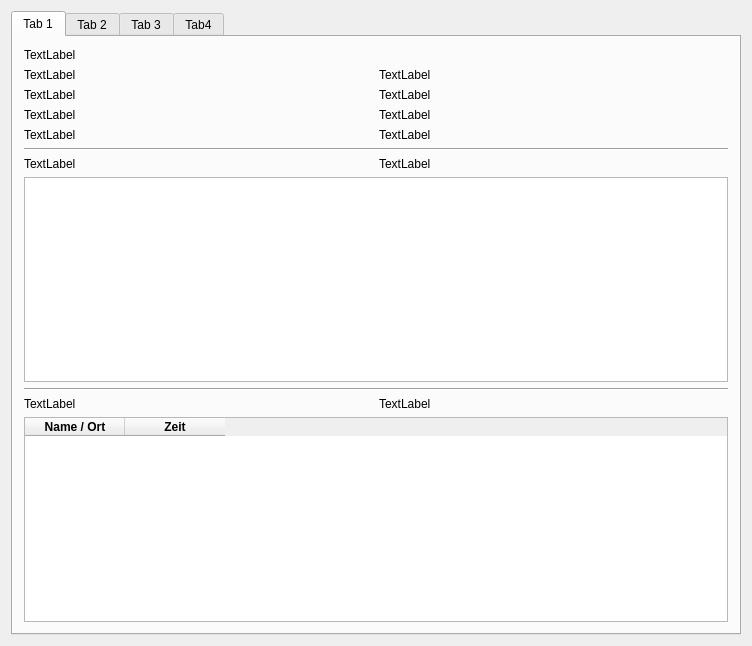
Above: mainwindow.ui from McuMirror/HWWS_ANDROID_APP before the change. Below: the same form after it.
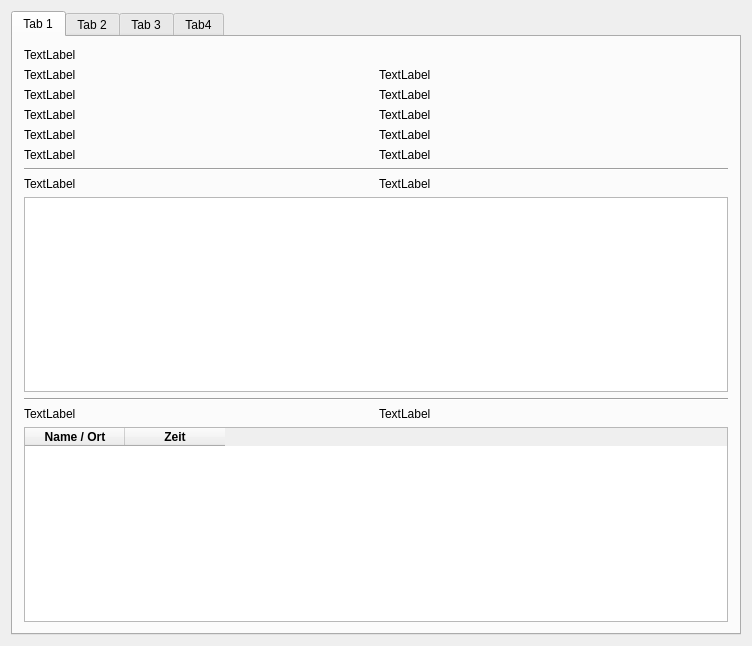
That is the form after the change. Custom widgets are drawn as their Qt base class.

Patch:
```diff
--- a/mainwindow.ui
+++ b/mainwindow.ui
@@ -10,6 +10,12 @@
     <height>646</height>
    </rect>
   </property>
+  <property name="sizePolicy">
+   <sizepolicy hsizetype="Preferred" vsizetype="Preferred">
+    <horstretch>0</horstretch>
+    <verstretch>0</verstretch>
+   </sizepolicy>
+  </property>
   <property name="windowTitle">
    <string>MainWindow</string>
   </property>
@@ -25,71 +31,111 @@
         <string>Tab 1</string>
        </attribute>
        <layout class="QGridLayout" name="gridLayout">
-        <item row="4" column="0">
-         <widget class="QLabel" name="label_prognose_text">
-          <property name="text">
-           <string>TextLabel</string>
-          </property>
-         </widget>
-        </item>
-        <item row="1" column="1">
-         <widget class="QLabel" name="label_time_last_value">
-          <property name="text">
-           <string>TextLabel</string>
-          </property>
-         </widget>
-        </item>
-        <item row="8" column="0" colspan="2">
-         <widget class="QListWidget" name="listWidget_aktiveWarnings">
-          <property name="font">
-           <font>
-            <pointsize>20</pointsize>
-           </font>
-          </property>
-         </widget>
-        </item>
-        <item row="10" column="1">
+        <item row="13" column="1">
          <widget class="QLabel" name="label_NumberOfAttention">
           <property name="text">
            <string>TextLabel</string>
           </property>
          </widget>
         </item>
-        <item row="0" column="0" colspan="2">
-         <widget class="QLabel" name="label_value">
+        <item row="10" column="1">
+         <widget class="QLabel" name="label_numberOfActiveWarnings">
           <property name="text">
            <string>TextLabel</string>
           </property>
          </widget>
         </item>
         <item row="10" column="0">
-         <widget class="QLabel" name="label_attention_text">
-          <property name="text">
-           <string>TextLabel</string>
-          </property>
-         </widget>
-        </item>
-        <item row="5" column="0">
-         <widget class="QLabel" name="label_temperatur_text">
-          <property name="text">
-           <string>TextLabel</string>
-          </property>
-         </widget>
-        </item>
-        <item row="6" column="0" colspan="2">
-         <widget class="Line" name="line_4">
-          <property name="orientation">
-           <enum>Qt::Horizontal</enum>
-          </property>
-         </widget>
-        </item>
-        <item row="7" column="0">
          <widget class="QLabel" name="label_warnings">
           <property name="text">
            <string>TextLabel</string>
           </property>
          </widget>
         </item>
+        <item row="12" column="0" colspan="2">
+         <widget class="Line" name="line_5">
+          <property name="orientation">
+           <enum>Qt::Horizontal</enum>
+          </property>
+         </widget>
+        </item>
+        <item row="3" column="1">
+         <widget class="QLabel" name="label_time">
+          <property name="text">
+           <string>TextLabel</string>
+          </property>
+         </widget>
+        </item>
+        <item row="9" column="0" colspan="2">
+         <widget class="Line" name="line_4">
+          <property name="orientation">
+           <enum>Qt::Horizontal</enum>
+          </property>
+         </widget>
+        </item>
+        <item row="1" column="1">
+         <widget class="QLabel" name="label_time_last_value">
+          <property name="text">
+           <string>TextLabel</string>
+          </property>
+         </widget>
+        </item>
+        <item row="6" column="0">
+         <widget class="QLabel" name="label_temperatur_text">
+          <property name="text">
+           <string>TextLabel</string>
+          </property>
+         </widget>
+        </item>
+        <item row="13" column="0">
+         <widget class="QLabel" name="label_attention_text">
+          <property name="text">
+           <string>TextLabel</string>
+          </property>
+         </widget>
+        </item>
+        <item row="14" column="0" colspan="2">
+         <widget class="QTableWidget" name="tableWidget_attention">
+          <column>
+           <property name="text">
+            <string>Name / Ort</string>
+           </property>
+           <property name="font">
+            <font>
+             <weight>75</weight>
+             <bold>true</bold>
+            </font>
+           </property>
+          </column>
+          <column>
+           <property name="text">
+            <string>Zeit</string>
+           </property>
+           <property name="font">
+            <font>
+             <weight>75</weight>
+             <bold>true</bold>
+            </font>
+           </property>
+          </column>
+         </widget>
+        </item>
+        <item row="0" column="0" colspan="2">
+         <widget class="QLabel" name="label_value">
+          <property name="text">
+           <string>TextLabel</string>
+          </property>
+         </widget>
+        </item>
+        <item row="11" column="0" colspan="2">
+         <widget class="QListWidget" name="listWidget_aktiveWarnings">
+          <property name="font">
+           <font>
+            <pointsize>20</pointsize>
+           </font>
+          </property>
+         </widget>
+        </item>
         <item row="4" column="1">
          <widget class="QLabel" name="label_prognose">
           <property name="text">
@@ -97,27 +143,13 @@
           </property>
          </widget>
         </item>
-        <item row="5" column="1">
+        <item row="6" column="1">
          <widget class="QLabel" name="label_temperatur">
           <property name="text">
            <string>TextLabel</string>
           </property>
          </widget>
         </item>
-        <item row="3" column="0">
-         <widget class="QLabel" name="label_time_last_update_text">
-          <property name="text">
-           <string>TextLabel</string>
-          </property>
-         </widget>
-        </item>
-        <item row="7" column="1">
-         <widget class="QLabel" name="label_numberOfActiveWarnings">
-          <property name="text">
-           <string>TextLabel</string>
-          </property>
-         </widget>
-        </item>
         <item row="1" column="0">
          <widget class="QLabel" name="label_time_last_value_text">
           <property name="text">
@@ -125,43 +157,31 @@
           </property>
          </widget>
         </item>
-        <item row="3" column="1">
-         <widget class="QLabel" name="label_time">
+        <item row="5" column="0">
+         <widget class="QLabel" name="label_Pitch_text">
           <property name="text">
            <string>TextLabel</string>
           </property>
          </widget>
         </item>
-        <item row="11" column="0" colspan="2">
-         <widget class="QTableWidget" name="tableWidget_attention">
-          <column>
-           <property name="text">
-            <string>Name / Ort</string>
-           </property>
-           <property name="font">
-            <font>
-             <weight>75</weight>
-             <bold>true</bold>
-            </font>
-           </property>
-          </column>
-          <column>
-           <property name="text">
-            <string>Zeit</string>
-           </property>
-           <property name="font">
-            <font>
-             <weight>75</weight>
-             <bold>true</bold>
-            </font>
-           </property>
-          </column>
+        <item row="4" column="0">
+         <widget class="QLabel" name="label_prognose_text">
+          <property name="text">
+           <string>TextLabel</string>
+          </property>
          </widget>
         </item>
-        <item row="9" column="0" colspan="2">
-         <widget class="Line" name="line_5">
-          <property name="orientation">
-           <enum>Qt::Horizontal</enum>
+        <item row="3" column="0">
+         <widget class="QLabel" name="label_time_last_update_text">
+          <property name="text">
+           <string>TextLabel</string>
+          </property>
+         </widget>
+        </item>
+        <item row="5" column="1">
+         <widget class="QLabel" name="label_Pitch">
+          <property name="text">
+           <string>TextLabel</string>
           </property>
          </widget>
         </item>
@@ -396,16 +416,11 @@
         </item>
         <item row="20" column="0" colspan="2">
          <widget class="QTextBrowser" name="textBrowser">
-          <property name="font">
-           <font>
-            <pointsize>15</pointsize>
-           </font>
-          </property>
           <property name="html">
            <string>&lt;!DOCTYPE HTML PUBLIC &quot;-//W3C//DTD HTML 4.0//EN&quot; &quot;http://www.w3.org/TR/REC-html40/strict.dtd&quot;&gt;
 &lt;html&gt;&lt;head&gt;&lt;meta name=&quot;qrichtext&quot; content=&quot;1&quot; /&gt;&lt;style type=&quot;text/css&quot;&gt;
 p, li { white-space: pre-wrap; }
-&lt;/style&gt;&lt;/head&gt;&lt;body style=&quot; font-family:'Ubuntu'; font-size:15pt; font-weight:400; font-style:normal;&quot;&gt;
+&lt;/style&gt;&lt;/head&gt;&lt;body style=&quot; font-family:'Ubuntu'; font-size:11pt; font-weight:400; font-style:normal;&quot;&gt;
 &lt;p style=&quot;-qt-paragraph-type:empty; margin-top:0px; margin-bottom:0px; margin-left:0px; margin-right:0px; -qt-block-indent:0; text-indent:0px; font-family:'MS Shell Dlg 2'; font-size:8.25pt;&quot;&gt;&lt;br /&gt;&lt;/p&gt;&lt;/body&gt;&lt;/html&gt;</string>
           </property>
          </widget>
@@ -494,9 +509,6 @@
           </property>
          </widget>
         </item>
-        <item row="14" column="1">
-         <widget class="QComboBox" name="comboBox_attentionBandwidth"/>
-        </item>
         <item row="14" column="0">
          <widget class="QLabel" name="label_attentionBandwidthText">
           <property name="text">
@@ -525,6 +537,9 @@
           </property>
          </widget>
         </item>
+        <item row="14" column="1">
+         <widget class="QSpinBox" name="spinBox_attentionDiff"/>
+        </item>
        </layout>
       </widget>
      </widget>
```
